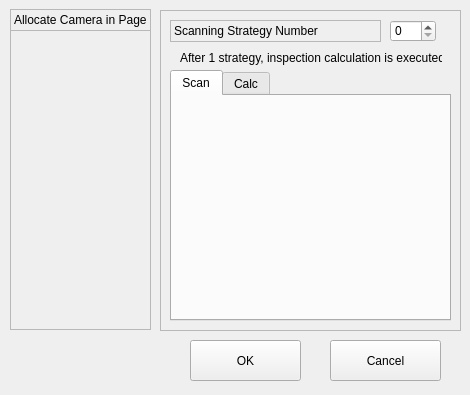
First picture: the form in EditGUI/EditGUILib/FormScanStrategy.ui, repository OpenAA-Project/OpenAA-Inspection, before the edit.
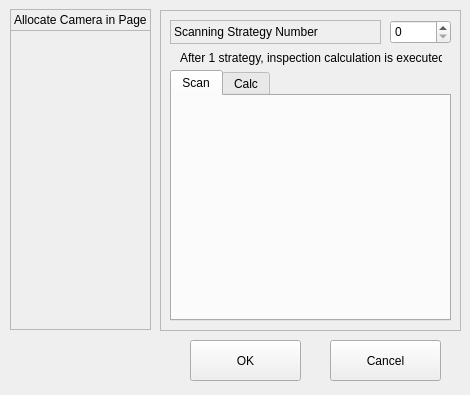
Second picture: the form after the edit. Icons and pictures are not drawn.

What changed in the file:
```diff
--- a/EditGUI/EditGUILib/FormScanStrategy.ui
+++ b/EditGUI/EditGUILib/FormScanStrategy.ui
@@ -46,8 +46,8 @@
      <rect>
       <x>230</x>
       <y>10</y>
-      <width>46</width>
-      <height>22</height>
+      <width>61</width>
+      <height>24</height>
      </rect>
     </property>
    </widget>
@@ -57,7 +57,7 @@
       <x>10</x>
       <y>10</y>
       <width>211</width>
-      <height>22</height>
+      <height>24</height>
      </rect>
     </property>
     <property name="frameShape">
```
Left out of the diff: 28 changed lines with no effect on the pictures.
